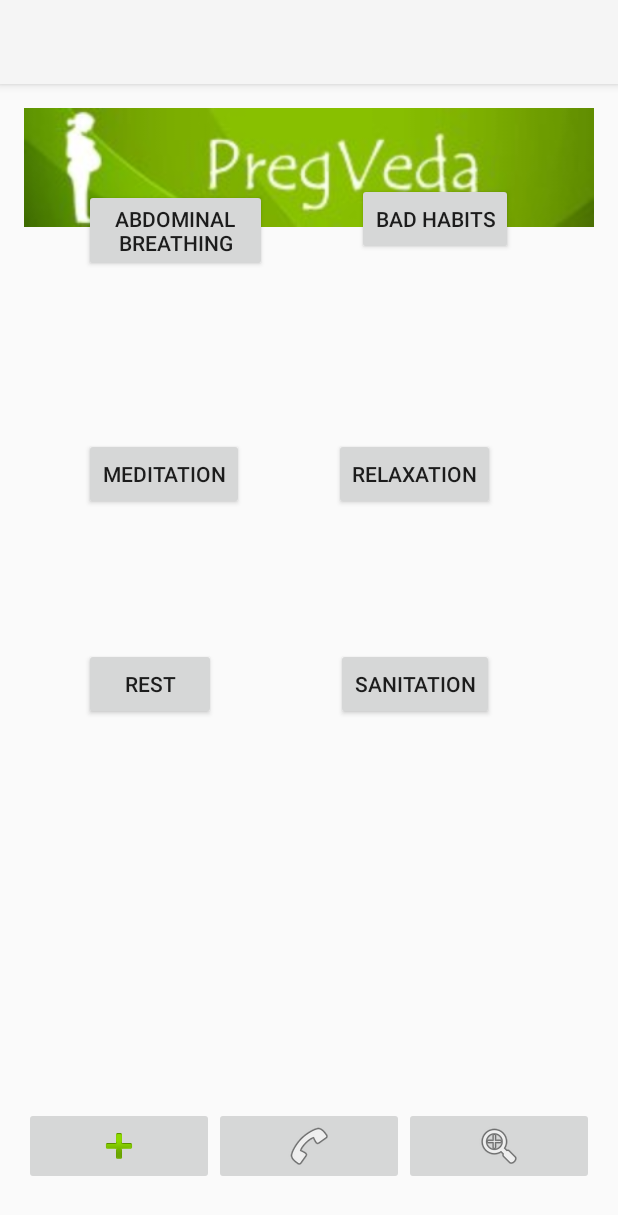
After one commit to TinGit/PregVeda, an Android app: the layout activity_lifestyle.xml on its own in the app's theme, with its tools: preview values and no code run, on a phone screen of 412 x 824 dp. The commit adds this screen. Shown: the top 1215 px of the screen. Run offline under Robolectric (Android 15) with nearby library versions, the phone set to English and light mode, and no system bars.

Commit message:
new Dave lifestyle

```diff
--- a/app/src/main/java/com/pregveda/devfest/pregveda/MainActivity.java
+++ b/app/src/main/java/com/pregveda/devfest/pregveda/MainActivity.java
@@ -1,19 +1,11 @@
 package com.pregveda.devfest.pregveda;
 
+import android.content.Intent;
 import android.os.Bundle;
 
 import android.view.View;
-import android.view.Menu;
-import android.view.MenuItem;
-import android.widget.Button;
 import android.widget.ImageButton;
-import android.support.design.widget.FloatingActionButton;
-import android.support.design.widget.Snackbar;
 import android.support.v7.app.AppCompatActivity;
-import android.support.v7.widget.Toolbar;
-import android.widget.TextView;
-
-import org.w3c.dom.Text;
 
 public class MainActivity extends AppCompatActivity {
 
@@ -25,52 +17,29 @@ ImageButton imgnutrition;
     ImageButton imgeDelivery;
 
 
+
     @Override
     protected void onCreate(Bundle savedInstanceState) {
         super.onCreate(savedInstanceState);
         setContentView(R.layout.activity_main);
 
         imgnutrition=(ImageButton)findViewById(R.id.imgnutrition);
-         imgexercise=(ImageButton)(ImageButton)findViewById(R.id.imgexercise);
-          imgsymptom=(ImageButton)(ImageButton)findViewById(R.id.imgsymptom);
-          imglifestyle=(ImageButton)(ImageButton)findViewById(R.id.imglifestyle);
-          imgeDelivery=(ImageButton)(ImageButton)findViewById(R.id.imgeDelivery);
-        imgmusic=(ImageButton)(ImageButton)findViewById(R.id.imgmusic);
+        imgexercise=(ImageButton)findViewById(R.id.imgexercise);
+        imgsymptom=(ImageButton)findViewById(R.id.imgsymptom);
+        imglifestyle=(ImageButton)findViewById(R.id.imglifestyle);
+        imgeDelivery=(ImageButton)findViewById(R.id.imgeDelivery);
+        imgmusic=(ImageButton)findViewById(R.id.imgmusic);
 
-        imgnutrition.setOnClickListener(new View.OnClickListener() {
-            @Override
-            public void onClick(View v) {
-                setContentView(R.layout.nutrition);
-            }
-        });
-
-        imgexercise.setOnClickListener(new View.OnClickListener() {
-            @Override
-            public void onClick(View v) {
-                setContentView(R.layout.exercise);
-            }
-        });
-
-        imgsymptom.setOnClickListener(new View.OnClickListener() {
-            @Override
-            public void onClick(View v) {
-                setContentView(R.layout.symptoms);
-            }
-        });
 
         imglifestyle.setOnClickListener(new View.OnClickListener() {
             @Override
             public void onClick(View v) {
-                setContentView(R.layout.lifestyle);
+                Intent intent = new Intent(getApplicationContext(),lifestyleActivity.class);
+                startActivity(intent);// for calling the activity
             }
         });
 
-        imgmusic.setOnClickListener(new View.OnClickListener() {
-            @Override
-            public void onClick(View v) {
-                setContentView(R.layout.music);
-            }
-        });
+
 
 
 
--- a/app/src/main/java/com/pregveda/devfest/pregveda/lifestyleActivity.java
+++ b/app/src/main/java/com/pregveda/devfest/pregveda/lifestyleActivity.java
@@ -1,56 +1,30 @@
 package com.pregveda.devfest.pregveda;
 
-import android.app.Activity;
+import android.content.Intent;
 import android.os.Bundle;
+import android.support.design.widget.FloatingActionButton;
+import android.support.design.widget.Snackbar;
 import android.support.v7.app.AppCompatActivity;
-import android.view.Menu;
-import android.view.MenuItem;
+import android.support.v7.widget.Toolbar;
 import android.view.View;
 import android.widget.Button;
 import android.widget.ImageButton;
+import android.widget.ImageView;
 
-import org.w3c.dom.Text;
+public class lifestyleActivity extends AppCompatActivity {
 
-/**
- * Created by user on 12/27/15.
- */
-public class lifestyleActivity extends Activity {
 
     ImageButton imageButton;
     Button btnRest;
     Button btnAbd;
     Button btnRelax;
-    //public TextView txtAbd;
-    public Text txtA;
     @Override
     protected void onCreate(Bundle savedInstanceState) {
         super.onCreate(savedInstanceState);
-        setContentView(R.layout.lifestyle);
+        setContentView(R.layout.activity_lifestyle);
         btnRest = (Button) findViewById(R.id.rest);
         btnAbd = (Button) findViewById(R.id.abdominal);
         btnRelax=(Button) findViewById(R.id.relaxation);
-        //txtAbd= (TextView) findViewById(R.id.abdominal_text);
-        //     txtA= (Text) findViewById(R.id.abdominal_text);
-        //       txtA.setTextContent("Jela Ras");
-//        txtAbd.setText("This is a test text for Abdominal Breathing");
-        //   imageButton = (ImageButton) findViewById(R.id.imageButton);
-        //   setSupportActionBar(toolbar);
-
-      /*  FloatingActionButton fab = (FloatingActionButton) findViewById(R.id.fab);
-        fab.setOnClickListener(new View.OnClickListener() {
-            @Override
-            public void onClick(View view) {
-                Snackbar.make(view, "Replace with your own action", Snackbar.LENGTH_LONG)
-                        .setAction("Action", null).show();
-            }
-        });*/
-
-       /* imageButton.setOnClickListener(new View.OnClickListener() {
-            @Override
-            public void onClick(View v) {
-
-            }
-        });*/
 
         btnRest.setOnClickListener(new View.OnClickListener() {
             @Override
@@ -76,27 +50,9 @@ public class lifestyleActivity extends Activity {
                 setContentView(R.layout.relaxation);
             }
         });
-    }
-    @Override
-    public boolean onCreateOptionsMenu(Menu menu) {
-        // Inflate the menu; this adds items to the action bar if it is present.
-        getMenuInflater().inflate(R.menu.menu_main, menu);
-        return true;
+
+
     }
 
-    @Override
-    public boolean onOptionsItemSelected(MenuItem item) {
-        // Handle action bar item clicks here. The action bar will
-        // automatically handle clicks on the Home/Up button, so long
-        // as you specify a parent activity in AndroidManifest.xml.
-        int id = item.getItemId();
 
-        //noinspection SimplifiableIfStatement
-        if (id == R.id.action_settings) {
-            return true;
-        }
-
-        return super.onOptionsItemSelected(item);
     }
-
-}
--- /dev/null
+++ b/app/src/main/res/layout/activity_lifestyle.xml
@@ -0,0 +1,26 @@
+<?xml version="1.0" encoding="utf-8"?>
+<android.support.design.widget.CoordinatorLayout xmlns:android="http://schemas.android.com/apk/res/android"
+    xmlns:app="http://schemas.android.com/apk/res-auto"
+    xmlns:tools="http://schemas.android.com/tools"
+    android:layout_width="match_parent"
+    android:layout_height="match_parent"
+    android:fitsSystemWindows="true"
+    tools:context="com.pregveda.devfest.pregveda.lifestyleActivity">
+
+    <android.support.design.widget.AppBarLayout
+        android:layout_width="match_parent"
+        android:layout_height="wrap_content"
+        android:theme="@style/AppTheme.AppBarOverlay">
+
+        <android.support.v7.widget.Toolbar
+            android:id="@+id/toolbar"
+            android:layout_width="match_parent"
+            android:layout_height="?attr/actionBarSize"
+            android:background="?attr/colorPrimary"
+            app:popupTheme="@style/AppTheme.PopupOverlay" />
+
+    </android.support.design.widget.AppBarLayout>
+
+    <include layout="@layout/content_lifestyle" />
+
+</android.support.design.widget.CoordinatorLayout>
--- /dev/null
+++ b/app/src/main/res/layout/content_lifestyle.xml
@@ -0,0 +1,123 @@
+<?xml version="1.0" encoding="utf-8"?>
+<RelativeLayout xmlns:android="http://schemas.android.com/apk/res/android"
+    xmlns:app="http://schemas.android.com/apk/res-auto"
+    xmlns:tools="http://schemas.android.com/tools"
+    android:layout_width="match_parent"
+    android:layout_height="match_parent"
+    android:paddingBottom="@dimen/activity_vertical_margin"
+    android:paddingLeft="@dimen/activity_horizontal_margin"
+    android:paddingRight="@dimen/activity_horizontal_margin"
+    android:paddingTop="@dimen/activity_vertical_margin"
+    app:layout_behavior="@string/appbar_scrolling_view_behavior"
+    tools:context="com.pregveda.devfest.pregveda.lifestyleActivity"
+    tools:showIn="@layout/activity_lifestyle">
+    <include layout="@layout/header"/>
+
+    <LinearLayout
+        android:orientation="horizontal"
+        android:layout_width="match_parent"
+        android:layout_height="100dp"
+        android:layout_alignParentTop="true"
+        android:layout_alignParentLeft="true"
+        android:layout_alignParentStart="true"
+        android:layout_marginTop="50dp"
+        android:id="@+id/linearLayout2"
+        android:weightSum="1">
+
+        <Button
+            android:layout_width="122dp"
+            android:layout_height="wrap_content"
+            android:text="Abdominal Breathing"
+            android:id="@+id/abdominal"
+            android:layout_marginLeft="40dp" />
+
+        <Button
+            android:layout_width="wrap_content"
+            android:layout_height="wrap_content"
+            android:text="Bad Habits"
+            android:id="@+id/bad"
+            android:layout_marginLeft="60dp" />
+
+
+    </LinearLayout>
+
+    <LinearLayout
+        android:orientation="horizontal"
+        android:layout_width="match_parent"
+        android:layout_height="60dp"
+        android:layout_below="@+id/linearLayout2"
+        android:layout_marginTop="70dp"
+        android:layout_alignParentLeft="true"
+        android:layout_alignParentStart="true"
+        android:id="@+id/linearLayout3">
+
+        <Button
+            android:layout_width="wrap_content"
+            android:layout_height="wrap_content"
+            android:text="Meditation"
+            android:id="@+id/meditation"
+            android:layout_marginLeft="40dp" />
+
+        <Button
+            android:layout_width="wrap_content"
+            android:layout_height="wrap_content"
+            android:text="Relaxation"
+            android:id="@+id/relaxation"
+            android:layout_marginLeft="60dp" />
+    </LinearLayout>
+
+    <LinearLayout
+        android:orientation="horizontal"
+        android:layout_width="match_parent"
+        android:layout_height="60dp"
+        android:layout_below="@+id/linearLayout3"
+        android:layout_alignParentLeft="true"
+        android:layout_alignParentStart="true"
+        android:layout_marginTop="80dp"
+        android:weightSum="1">
+
+        <Button
+            android:layout_width="wrap_content"
+            android:layout_height="wrap_content"
+            android:text="Rest"
+            android:id="@+id/rest"
+            android:layout_marginLeft="40dp" />
+
+        <Button
+            android:layout_width="wrap_content"
+            android:layout_height="wrap_content"
+            android:text="Sanitation"
+            android:id="@+id/button7"
+            android:layout_marginLeft="80dp" />
+    </LinearLayout>
+
+    <LinearLayout
+        android:orientation="horizontal"
+        android:layout_width="match_parent"
+        android:layout_height="70dp"
+        android:layout_alignParentBottom="true"
+        android:layout_alignParentLeft="true"
+        android:layout_alignParentStart="true">
+
+        <ImageButton
+            android:layout_width="wrap_content"
+            android:layout_height="wrap_content"
+            android:id="@+id/imageButton6"
+            android:src="@android:drawable/ic_input_add"
+            android:layout_weight="1" />
+
+        <ImageButton
+            android:layout_width="wrap_content"
+            android:layout_height="wrap_content"
+            android:id="@+id/imglifeStyleHome"
+            android:src="@android:drawable/ic_menu_call"
+            android:layout_weight="1" />
+
+        <ImageButton
+            android:layout_width="wrap_content"
+            android:layout_height="wrap_content"
+            android:id="@+id/imageButton8"
+            android:src="@android:drawable/ic_menu_zoom"
+            android:layout_weight="1" />
+    </LinearLayout>
+</RelativeLayout>
--- a/app/src/main/res/layout/content_main.xml
+++ b/app/src/main/res/layout/content_main.xml
@@ -128,7 +128,8 @@
                     android:src="@drawable/prego"
                     android:scaleType="fitCenter"
                     android:layout_weight="1"
-                    android:clickable="true" />
+                    android:clickable="true"
+                />
 
                 <ImageButton
                     android:layout_width="fill_parent"
--- a/app/src/main/res/values-v21/styles.xml
+++ b/app/src/main/res/values-v21/styles.xml
@@ -6,6 +6,6 @@
         <item name="android:windowDrawsSystemBarBackgrounds">true</item>
         <item name="android:statusBarColor">@android:color/transparent</item>
     </style>
-    <style name="AppTheme.Base" parent="Theme.AppCompat.Light">
-    </style>
+
+    <style name="AppTheme.Base" parent="Theme.AppCompat.Light"></style>
 </resources>
--- a/app/src/main/res/values/strings.xml
+++ b/app/src/main/res/values/strings.xml
@@ -5,4 +5,5 @@
     <string name="nameTextField">Name</string>
     <string name="title_activity_g">G</string>
     <string name="title_activity_main2">Main2Activity</string>
+    <string name="title_activity_lifestyle">lifestyleActivity</string>
 </resources>
```
Also changed, not shown: app/src/main/AndroidManifest.xml (+15 -3 lines).
